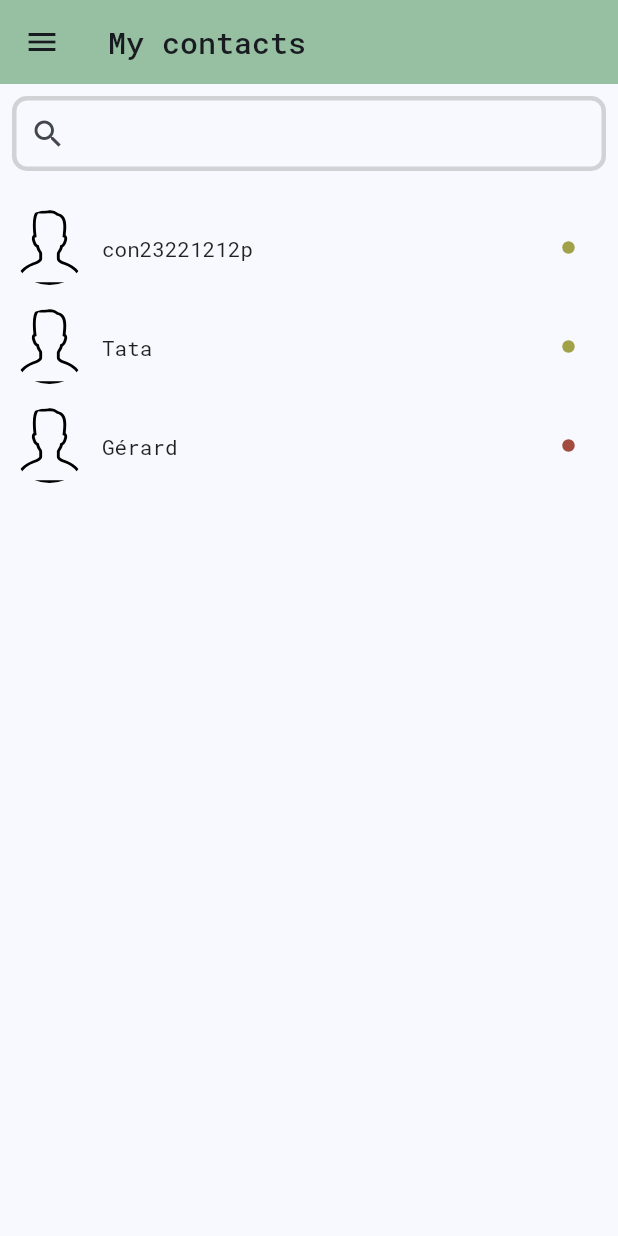
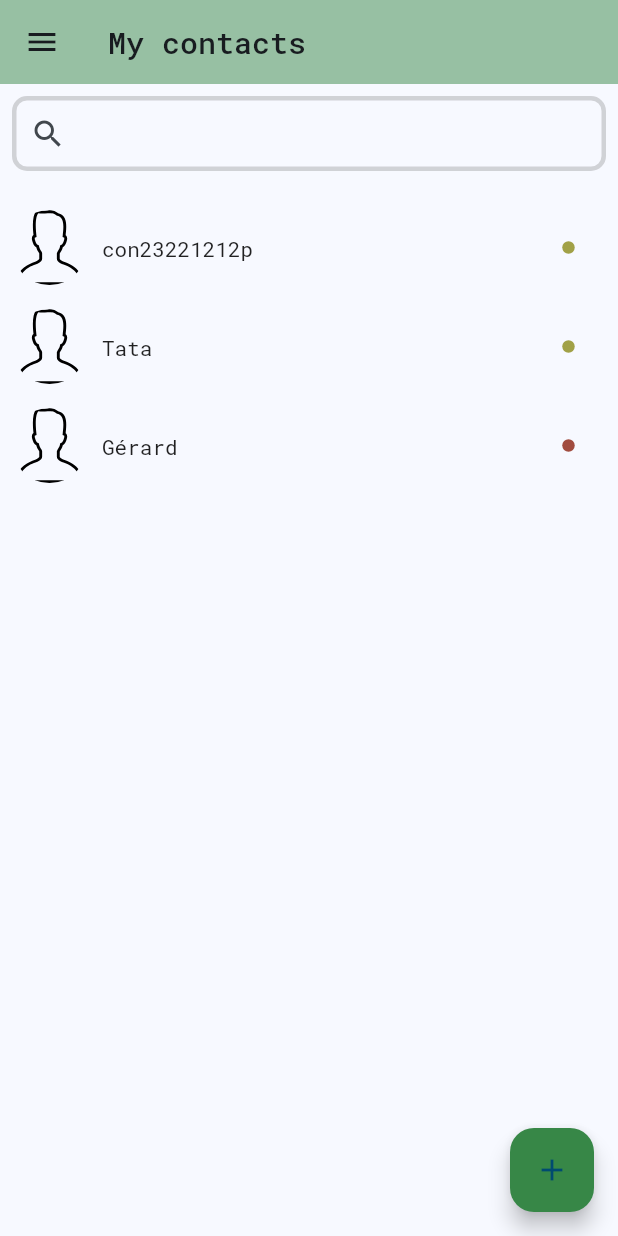
Before and after one commit to sona-user-369/GeoDot, a Flutter app: the ContactsPage screen opened by its route, on a phone screen of 412 x 824 dp. Run offline on Flutter 3.47's test engine with Material 2 defaults, Android fonts, the phone set to English and light mode, and no system bars; our stand-ins replace another_flutter_splash_screen, fluro, flutter_secure_storage, flutter_svg, get, google_fonts; accounts and stored records are empty.

Commit message:
update pages

```diff
--- a/lib/screens/contacts.dart
+++ b/lib/screens/contacts.dart
@@ -109,7 +109,14 @@ class _ContactsPageState extends State<ContactsPage> {
                    ),
                  )
                ],
-            )
+            ),
+            floatingActionButton: FloatingActionButton(
+              backgroundColor: ColorPicker.success,
+              onPressed: (){
+                Navigator.pushNamed(context, 'add_contact');
+              },
+              child: Icon(Icons.add),
+            ),
           );
         }
     );
```
